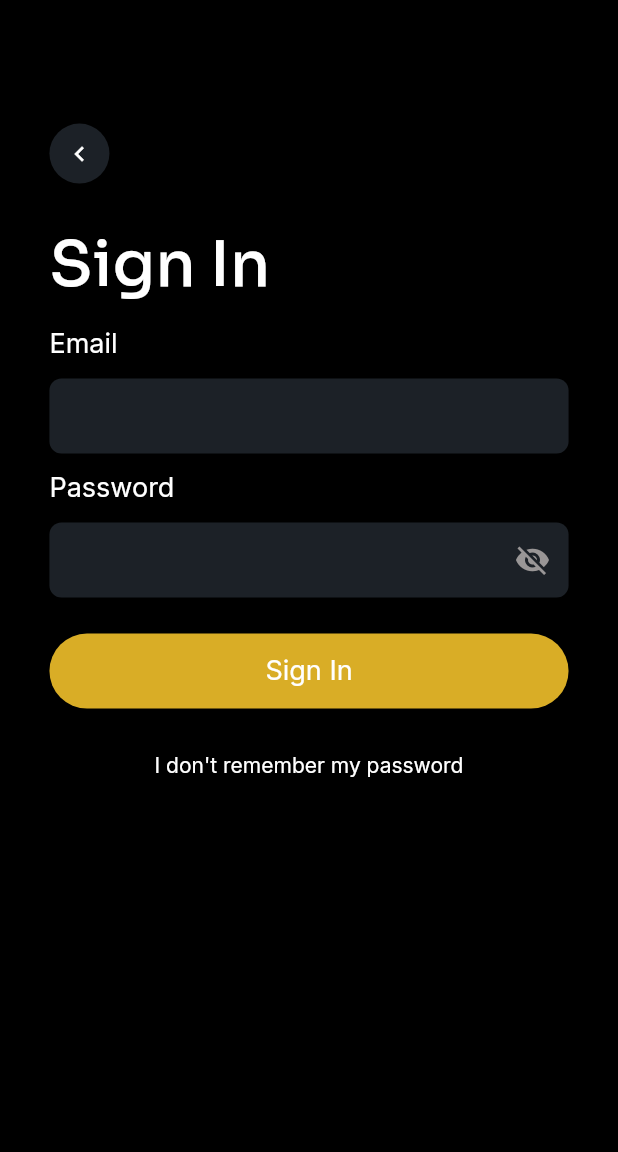
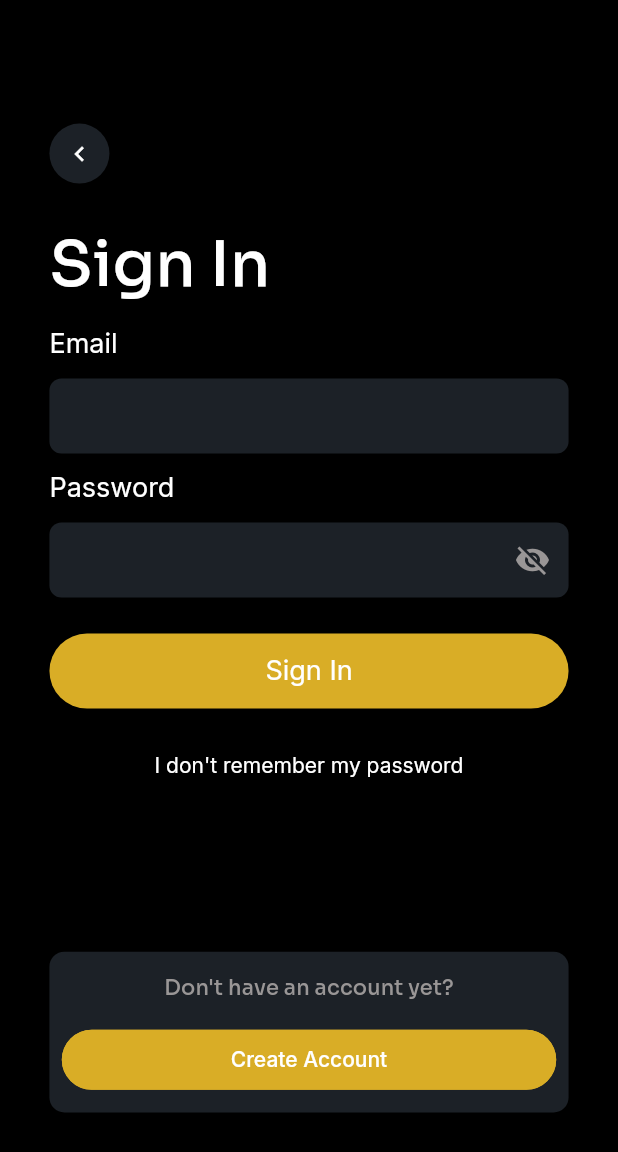
Before and after one commit to juanhoyos06/barvip_app, a Flutter app: the screen it shows after launch, after a tap on an icon or button, on a phone screen of 412 x 824 dp. Shown: the top 1152 px of the screen. Run offline on Flutter 3.47's test engine with Material 3 defaults, Android fonts, the phone set to English and light mode, and no system bars; our stand-ins replace cloud_firestore, firebase_core, google_fonts; missing offline and left inert: dart:ffi; accounts and stored records are empty.

Commit message:
Feat: Login Page Styles

```diff
--- /dev/null
+++ b/lib/utils/MyColors.dart
@@ -0,0 +1,7 @@
+import 'package:flutter/material.dart';
+
+class MyColors {
+  static const Color SecondaryColor = const Color.fromARGB(255, 153, 150, 150);
+  static const Color TextInputColor = Color.fromARGB(255, 28, 33, 39);
+  static const Color ButtonColor = Color(0xFFD9AD26);
+}
--- a/lib/views/pages/LoginPage.dart
+++ b/lib/views/pages/LoginPage.dart
@@ -1,4 +1,7 @@
+import 'package:barvip_app/utils/MyColors.dart';
 import 'package:barvip_app/views/pages/LobbyPage.dart';
+import 'package:barvip_app/views/pages/RegisterPage.dart';
+import 'package:flutter/cupertino.dart';
 import 'package:flutter/material.dart';
 import 'package:flutter/widgets.dart';
 import 'package:google_fonts/google_fonts.dart';
@@ -24,6 +27,9 @@ class _LoginPageState extends State<LoginPage> {
             vertical: MediaQuery.of(context).size.height * 0.1),
         child: Column(
           mainAxisSize: MainAxisSize.max,
+          children: [
+            Column(
+              mainAxisSize: MainAxisSize.max,
               mainAxisAlignment: MainAxisAlignment.start,
               crossAxisAlignment: CrossAxisAlignment.start,
               children: [
@@ -32,7 +38,7 @@ class _LoginPageState extends State<LoginPage> {
                     width: 40,
                     decoration: BoxDecoration(
                       borderRadius: BorderRadius.circular(100),
-                  color: Color.fromARGB(255, 28, 33, 39),
+                      color: MyColors.TextInputColor,
                     ),
                     child: IconButton(
                         iconSize: 20,
@@ -57,6 +63,57 @@ class _LoginPageState extends State<LoginPage> {
                   ),
                 ),
                 Form(child: FormWidgets())
+              ],
+            ),
+            Expanded(
+              child: Column(
+                mainAxisAlignment: MainAxisAlignment.end,
+                mainAxisSize: MainAxisSize.max,
+                children: [
+                  Container(
+                    decoration: const BoxDecoration(
+                        color: MyColors.TextInputColor,
+                        borderRadius: BorderRadius.all(
+                          Radius.circular(10),
+                        )),
+                    width: double.infinity,
+                    height: MediaQuery.of(context).size.height * 0.13,
+                    child: Column(
+                      children: [
+                        TextButton(
+                            onPressed: () {},
+                            child: Text(
+                              'Don\'t have an account yet?',
+                              style: TextStyle(color: MyColors.SecondaryColor),
+                            )),
+                        OutlinedButton(
+                            style: ButtonStyle(
+                              side: MaterialStateProperty.all(
+                                  BorderSide(color: MyColors.ButtonColor)),
+                              minimumSize: MaterialStateProperty.all(Size(
+                                  MediaQuery.of(context).size.width * 0.8, 40)),
+                              backgroundColor: MaterialStateProperty.all(
+                                  MyColors.ButtonColor),
+                            ),
+                            onPressed: () {
+                              Navigator.of(context).push(MaterialPageRoute(
+                                builder: (context) => RegisterPage(),
+                              ));
+                            },
+                            child: Text(
+                              'Create Account',
+                              style: GoogleFonts.inter(
+                                  color: Colors.white,
+                                  fontSize: 14,
+                                  fontWeight: FontWeight.w500,
+                                  letterSpacing: 0),
+                            ))
+                      ],
+                    ),
+                  )
+                ],
+              ),
+            ),
           ],
         ),
       ),
@@ -140,7 +197,7 @@ class _LoginPageState extends State<LoginPage> {
             letterSpacing: 0),
       ),
       style: ElevatedButton.styleFrom(
-        backgroundColor: Color(0xFFD9AD26),
+        backgroundColor: MyColors.ButtonColor,
         shape: RoundedRectangleBorder(
           borderRadius: BorderRadius.circular(25),
         ),
@@ -160,9 +217,9 @@ class _LoginPageState extends State<LoginPage> {
             },
             icon: Icon(
               _passwordVisible ? Icons.visibility_off : Icons.visibility,
-              color: const Color.fromARGB(255, 153, 150, 150),
+              color: MyColors.SecondaryColor,
             )),
-        fillColor: Color.fromARGB(255, 28, 33, 39),
+        fillColor: MyColors.TextInputColor,
         filled: true,
         enabledBorder: OutlineInputBorder(
             borderSide: const BorderSide(
@@ -186,7 +243,7 @@ class _LoginPageState extends State<LoginPage> {
   TextFormField EmailTextFormField() {
     return TextFormField(
       decoration: InputDecoration(
-        fillColor: Color.fromARGB(255, 28, 33, 39),
+        fillColor: MyColors.TextInputColor,
         filled: true,
         enabledBorder: OutlineInputBorder(
             borderSide: const BorderSide(
```
Also changed, not shown: pubspec.lock. Lines whose indentation alone changed are shown as unchanged.
